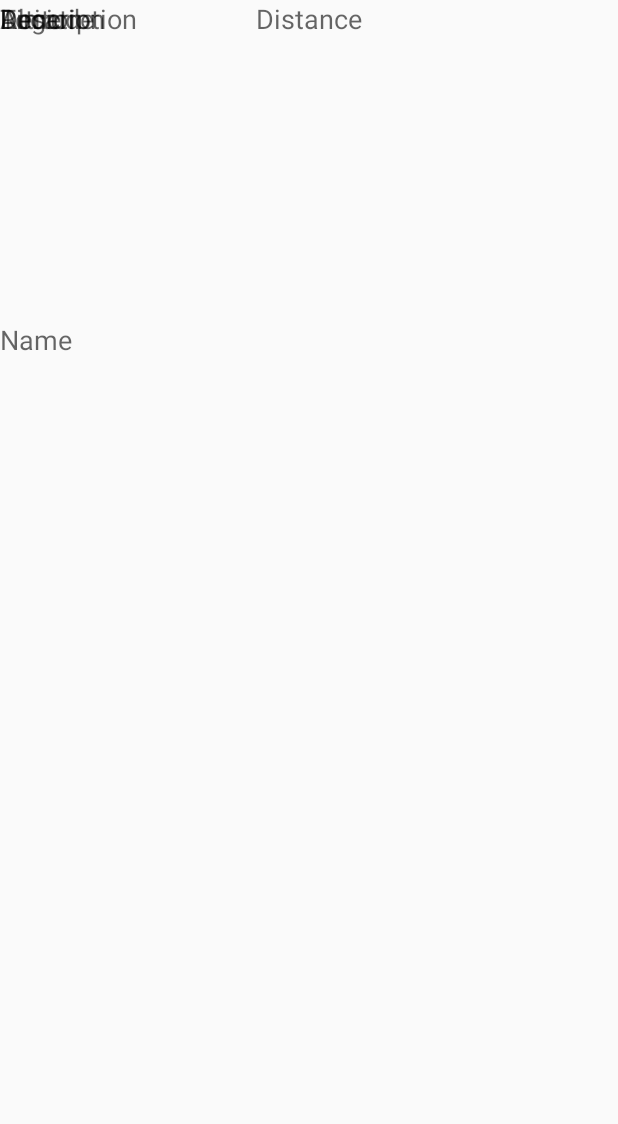
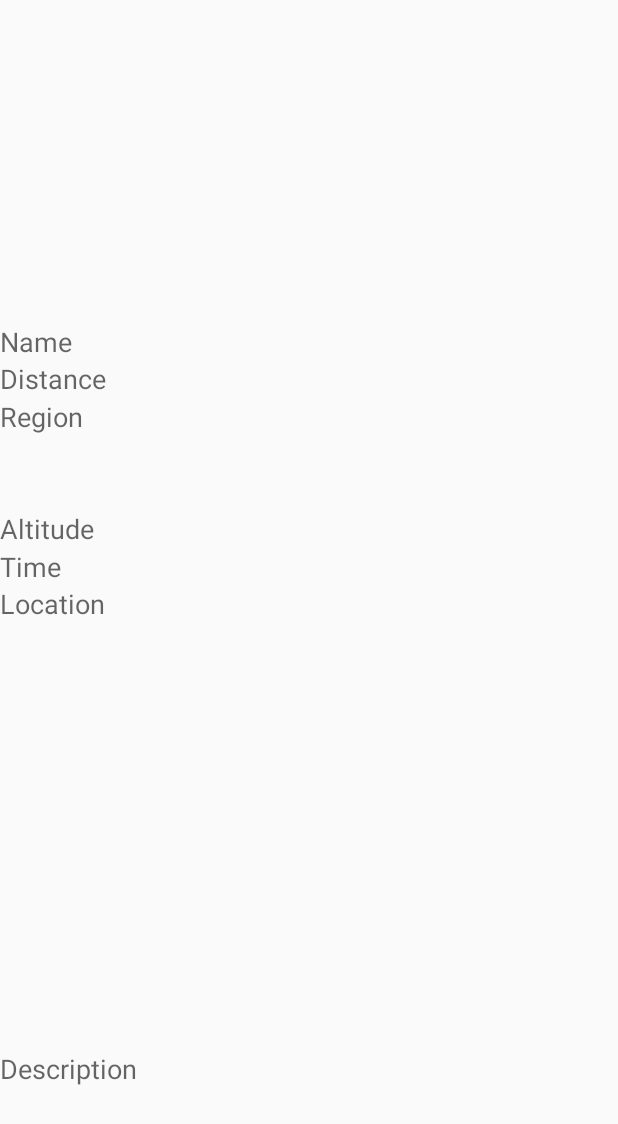
Before and after one commit to rosenad/HikeSafeR, an Android app: the layout fragment_route.xml on its own in the app's theme, with its tools: preview values and no code run, on a phone screen of 412 x 824 dp. Shown: the top 1124 px of the screen. Run offline under Robolectric (Android 15) with nearby library versions, the phone set to English and light mode, and no system bars.

Commit message:
-wooohooo

```diff
--- a/app/src/main/java/hikingfolks/hikesafer/MainActivity.java
+++ b/app/src/main/java/hikingfolks/hikesafer/MainActivity.java
@@ -6,6 +6,7 @@ import android.support.design.widget.FloatingActionButton;
 import android.support.design.widget.Snackbar;
 import android.support.v7.app.AppCompatActivity;
 import android.support.v7.widget.Toolbar;
+import android.util.Log;
 import android.view.Menu;
 import android.view.MenuItem;
 import android.view.View;
@@ -20,6 +21,7 @@ public class MainActivity extends AppCompatActivity {
     List regions;
     HikeAdapter adapter;
     static ParseJSON json;
+    String nameOfHike;
 
     @Override
     protected void onCreate(Bundle savedInstanceState) {
@@ -54,7 +56,12 @@ public class MainActivity extends AppCompatActivity {
         expandableListView.setOnChildClickListener(new ExpandableListView.OnChildClickListener() {
             @Override
             public boolean onChildClick(ExpandableListView parent, View v, int groupPosition, int childPosition, long id) {
+                nameOfHike = adapter.getChild(groupPosition, childPosition).toString();
+                Log.d("name of hike", nameOfHike);
+                Bundle b = new Bundle();
+                b.putString("name", nameOfHike);
                 Intent intent = new Intent(MainActivity.this, NavigationActivity.class);
+                intent.putExtra("name",b);
                 startActivity(intent);
                 return true;
             }
@@ -69,7 +76,6 @@ public class MainActivity extends AppCompatActivity {
         json = new ParseJSON();
 
     }
-
 
 
     @Override
--- a/app/src/main/java/hikingfolks/hikesafer/NavigationActivity.java
+++ b/app/src/main/java/hikingfolks/hikesafer/NavigationActivity.java
@@ -14,6 +14,7 @@ import android.support.v7.widget.Toolbar;
 import android.view.Menu;
 import android.view.MenuItem;
 import android.view.View;
+import android.widget.TextView;
 
 public class NavigationActivity extends AppCompatActivity
         implements NavigationView.OnNavigationItemSelectedListener {
@@ -24,6 +25,8 @@ public class NavigationActivity extends AppCompatActivity
         setContentView(R.layout.activity_navigation);
         Toolbar toolbar = (Toolbar) findViewById(R.id.toolbar);
         setSupportActionBar(toolbar);
+        Bundle b= getIntent().getExtras();
+        String name = b.getString("name");
 
         FloatingActionButton fab = (FloatingActionButton) findViewById(R.id.fab);
         fab.setOnClickListener(new View.OnClickListener() {
@@ -45,6 +48,9 @@ public class NavigationActivity extends AppCompatActivity
 
         FragmentManager fm = getFragmentManager();
         fm.beginTransaction().replace(R.id.content_frame, new ContactFragment()).commit();
+
+        TextView hikeName = (TextView) findViewById(R.id.nameOfHike);
+        hikeName.setText(name);
 
     }
 
--- a/app/src/main/res/layout/fragment_route.xml
+++ b/app/src/main/res/layout/fragment_route.xml
@@ -3,13 +3,67 @@
     android:layout_width="match_parent" android:layout_height="match_parent">
     <TextView
         android:layout_width="wrap_content"
-        android:layout_height="wrap_content"
+        android:layout_height="120dp"
         android:textAppearance="?android:attr/textAppearanceMedium"
         android:text="Name"
         android:id="@+id/viewName"
         android:layout_alignParentTop="true"
         android:layout_alignParentStart="true"
-        android:layout_marginTop="214dp" />
+        android:layout_marginTop="215dp" />
+
+    <ImageView
+        android:layout_width="wrap_content"
+        android:layout_height="wrap_content"
+        android:id="@+id/imageView2"
+        android:layout_marginTop="0dp" />
+
+    <TextView
+        android:layout_width="wrap_content"
+        android:layout_height="wrap_content"
+        android:textAppearance="?android:attr/textAppearanceMedium"
+        android:text="Distance"
+        android:id="@+id/viewDistance"
+        android:layout_marginTop="240dp"/>
+
+    <TextView
+        android:layout_width="99dp"
+        android:layout_height="wrap_content"
+        android:textAppearance="?android:attr/textAppearanceMedium"
+        android:text="Region"
+        android:id="@+id/viewRegion"
+        android:layout_marginTop="265dp"/>
+
+    <TextView
+        android:layout_width="wrap_content"
+        android:layout_height="0dp"
+        android:textAppearance="?android:attr/textAppearanceMedium"
+        android:text="Difficulty"
+        android:id="@+id/viewDifficulty"
+        android:layout_marginTop="290dp" />
+
+    <TextView
+        android:layout_width="wrap_content"
+        android:layout_height="wrap_content"
+        android:textAppearance="?android:attr/textAppearanceMedium"
+        android:text="Description"
+        android:id="@+id/viewDescription"
+        android:layout_marginTop="700dp"/>
+
+    <TextView
+        android:layout_width="wrap_content"
+        android:layout_height="wrap_content"
+        android:textAppearance="?android:attr/textAppearanceMedium"
+        android:text="Altitude"
+        android:id="@+id/viewAltitude"
+        android:layout_marginTop="340dp" />
+
+    <TextView
+        android:layout_width="wrap_content"
+        android:layout_height="wrap_content"
+        android:textAppearance="?android:attr/textAppearanceMedium"
+        android:text="Time"
+        android:id="@+id/viewTime"
+        android:layout_marginTop="365dp" />
 
     <TextView
         android:layout_width="wrap_content"
@@ -17,70 +71,6 @@
         android:textAppearance="?android:attr/textAppearanceMedium"
         android:text="Location"
         android:id="@+id/viewLocation"
-        android:layout_below="@+id/viewName"
-        android:layout_alignParentStart="true" />
-
-    <TextView
-        android:layout_width="wrap_content"
-        android:layout_height="wrap_content"
-        android:textAppearance="?android:attr/textAppearanceMedium"
-        android:text="Altitude"
-        android:id="@+id/viewAltitude"
-        android:layout_below="@+id/viewLocation"
-        android:layout_alignParentStart="true" />
-
-    <TextView
-        android:layout_width="wrap_content"
-        android:layout_height="wrap_content"
-        android:textAppearance="?android:attr/textAppearanceMedium"
-        android:text="Description"
-        android:id="@+id/viewDescription"
-        android:layout_below="@+id/viewAltitude"
-        android:layout_alignParentStart="true" />
-
-    <TextView
-        android:layout_width="99dp"
-        android:layout_height="wrap_content"
-        android:textAppearance="?android:attr/textAppearanceMedium"
-        android:text="Region"
-        android:id="@+id/viewRegion"
-        android:layout_below="@+id/viewDescription"
-        android:layout_alignParentStart="true" />
-
-    <TextView
-        android:layout_width="wrap_content"
-        android:layout_height="wrap_content"
-        android:textAppearance="?android:attr/textAppearanceMedium"
-        android:text="Time"
-        android:id="@+id/viewTime"
-        android:layout_below="@+id/viewRegion"
-        android:layout_alignParentStart="true" />
-
-    <TextView
-        android:layout_width="wrap_content"
-        android:layout_height="0dp"
-        android:textAppearance="?android:attr/textAppearanceMedium"
-        android:text="Difficulty"
-        android:id="@+id/viewDifficulty"
-        android:layout_below="@+id/viewDistance"
-        android:layout_alignParentStart="true" />
-
-    <ImageView
-        android:layout_width="wrap_content"
-        android:layout_height="wrap_content"
-        android:id="@+id/imageView2"
-        android:layout_alignParentTop="true"
-        android:layout_alignParentStart="true"
-        android:layout_alignParentEnd="true" />
-
-    <TextView
-        android:layout_width="wrap_content"
-        android:layout_height="wrap_content"
-        android:textAppearance="?android:attr/textAppearanceMedium"
-        android:text="Distance"
-        android:id="@+id/viewDistance"
-        android:layout_below="@+id/viewTime"
-        android:layout_alignParentStart="true"
-        android:layout_gravity="center_horizontal|top" />
+        android:layout_marginTop="390dp" />
 
 </FrameLayout>
--- a/app/src/main/res/layout/nav_header_navigation.xml
+++ b/app/src/main/res/layout/nav_header_navigation.xml
@@ -19,6 +19,7 @@
         android:src="@android:drawable/sym_def_app_icon" />
 
     <TextView
+        android:id="@+id/nameOfHike"
         android:layout_width="match_parent"
         android:layout_height="wrap_content"
         android:paddingTop="@dimen/nav_header_vertical_spacing"
```
